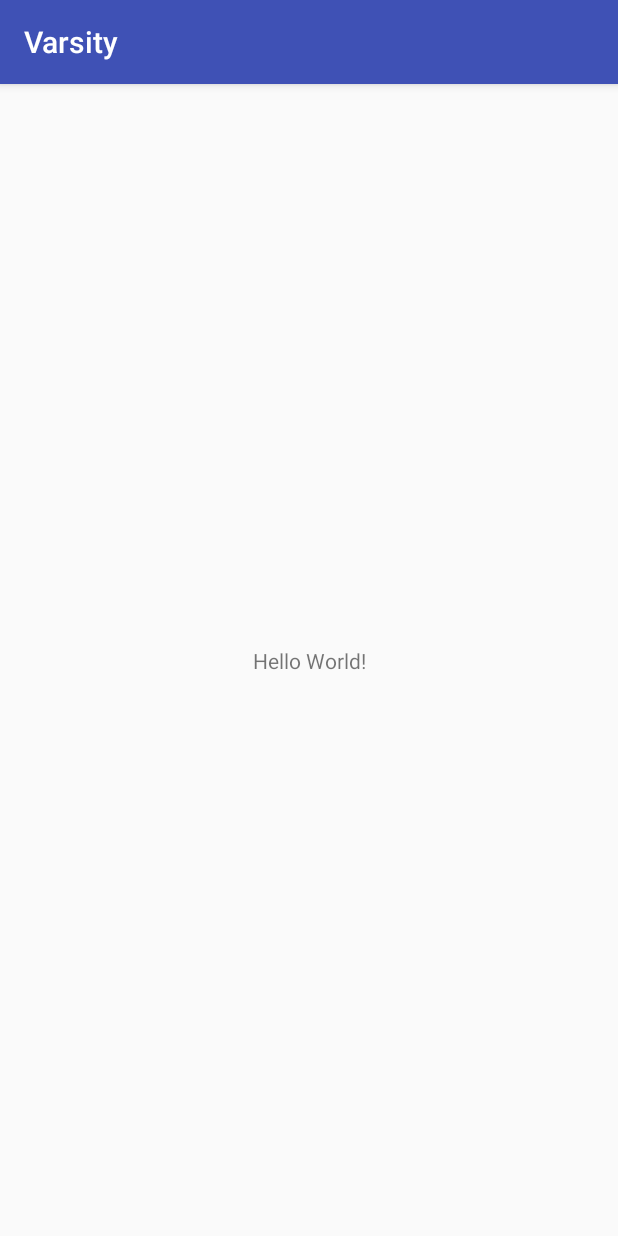
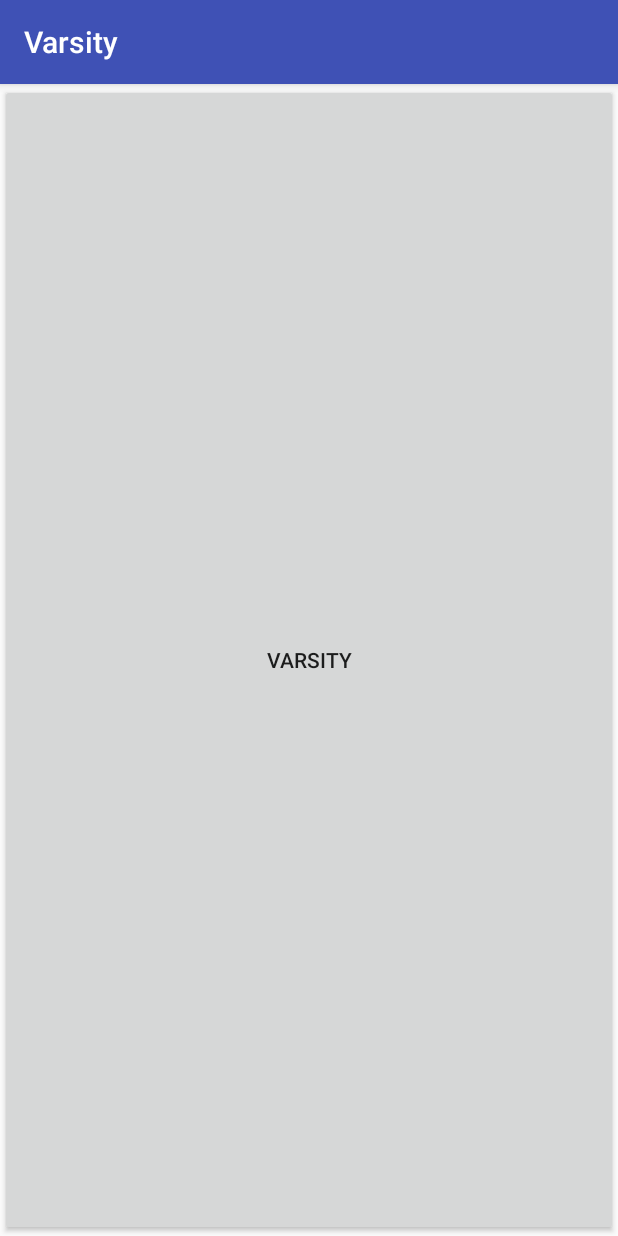
Before and after one commit to ExampleOne/Varsity, an Android app: the screen it shows after launch (MainActivity), on a phone screen of 412 x 824 dp. Run offline under Robolectric (Android 15) with nearby library versions, the phone set to English and light mode, and no system bars.

Commit message:
add button

```diff
--- a/app/src/main/res/layout/activity_main.xml
+++ b/app/src/main/res/layout/activity_main.xml
@@ -5,6 +5,7 @@
     android:layout_width="match_parent"
     android:layout_height="match_parent"
     tools:context=".MainActivity">
+
 
     <TextView
         android:layout_width="wrap_content"
@@ -15,4 +16,11 @@
         app:layout_constraintRight_toRightOf="parent"
         app:layout_constraintTop_toTopOf="parent" />
 
+    <Button
+        android:layout_width="match_parent"
+        android:layout_height="match_parent"
+        android:text="@string/app_name"/>
+
+
+
 </android.support.constraint.ConstraintLayout>
```
Also changed, not shown: app/src/main/res/layout/test_layout.xml (added, +28 -0 lines).
